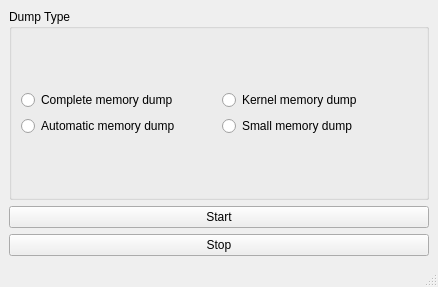
The window that tool/mainwindow.ui (gmh5225/Tool-DIYSystemMemoryDump) describes before a commit, drawn with Qt 5.
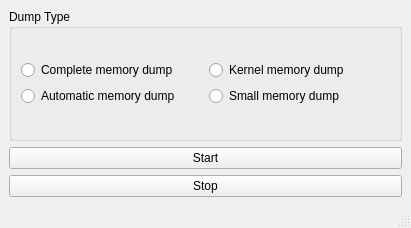
The same window after the commit.

What changed in the file:
```diff
--- a/tool/mainwindow.ui
+++ b/tool/mainwindow.ui
@@ -6,14 +6,14 @@
    <rect>
     <x>0</x>
     <y>0</y>
-    <width>438</width>
-    <height>287</height>
+    <width>411</width>
+    <height>228</height>
    </rect>
   </property>
   <property name="maximumSize">
    <size>
-    <width>438</width>
-    <height>287</height>
+    <width>16777215</width>
+    <height>16777215</height>
    </size>
   </property>
   <property name="windowTitle">
```
Left out of the diff: 14 changed lines with no effect on the pictures.
